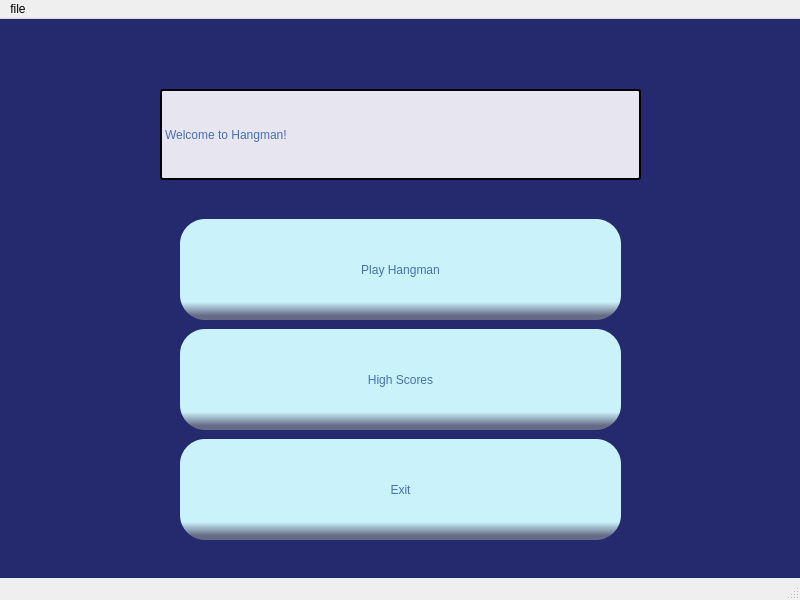
This is mainwindow/mainwindow.ui in ErinCleaver-Dev/Hangman-final-project as Qt 5 draws it before an edit. The edited form follows.
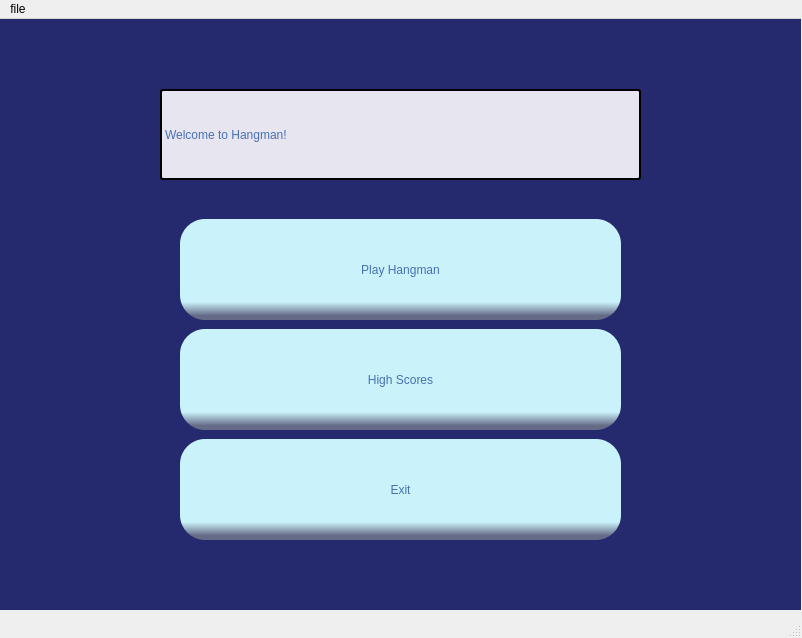
This is the edited form.

```diff
--- a/mainwindow/mainwindow.ui
+++ b/mainwindow/mainwindow.ui
@@ -6,8 +6,8 @@
    <rect>
     <x>0</x>
     <y>0</y>
-    <width>800</width>
-    <height>600</height>
+    <width>802</width>
+    <height>638</height>
    </rect>
   </property>
   <property name="windowTitle">
@@ -917,7 +917,7 @@
     <rect>
      <x>0</x>
      <y>0</y>
-     <width>800</width>
+     <width>802</width>
      <height>21</height>
     </rect>
    </property>
```
